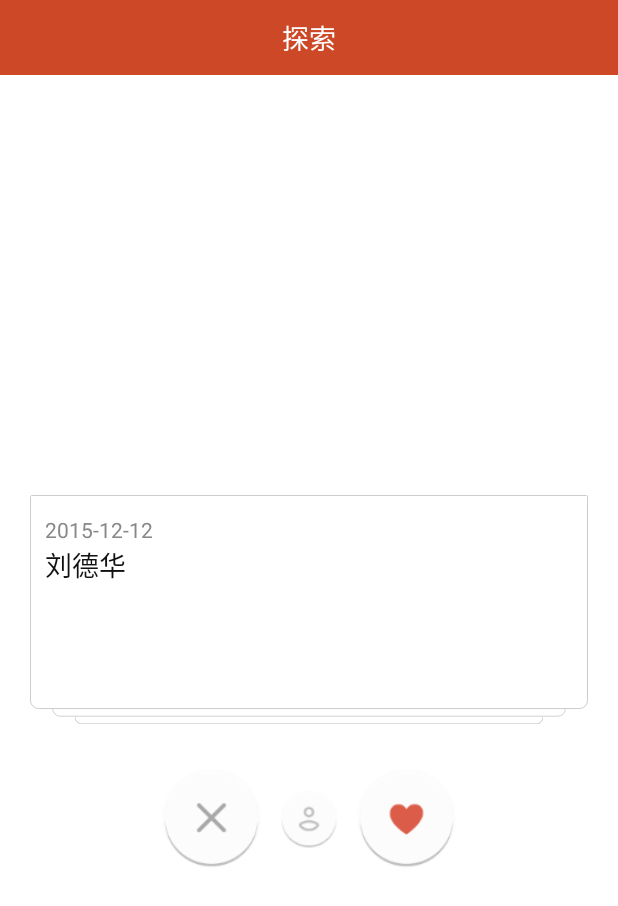
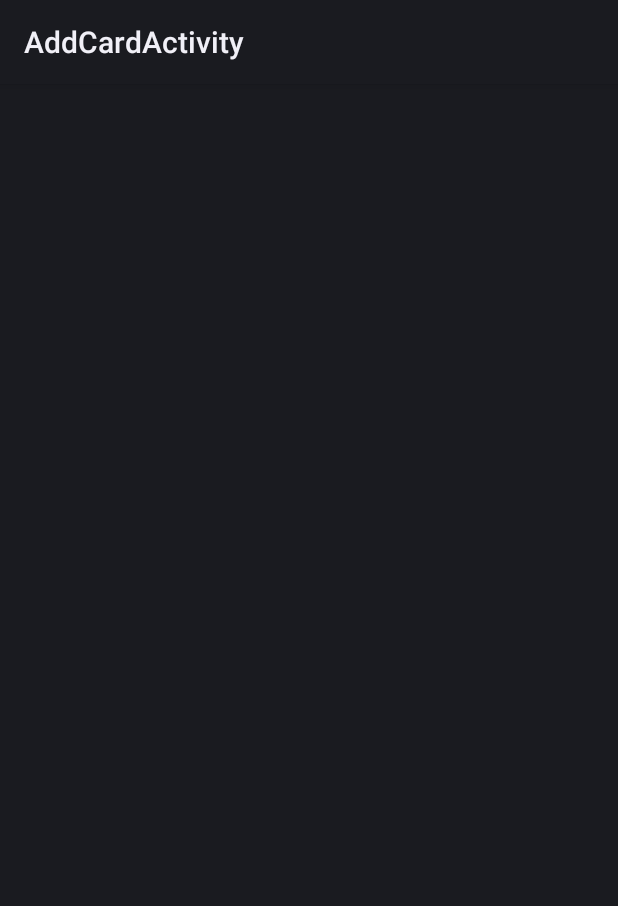
Before and after one commit to xuzhenyang/Scrap, an Android app: the screen it shows after launch (MainActivity before the commit, AddCardActivity after it), after a tap on an icon or button, on a phone screen of 412 x 824 dp. Shown: the top 906 px of the screen. Run offline under Robolectric (Android 15) with nearby library versions, the phone set to English and light mode, and no system bars; libraries missing offline, so code that uses them is left out: com.nostra13.universalimageloader; 4 statements that could not run were skipped.

Commit message:
修改Model类 准备加入抽屉菜单

```diff
--- a/app/src/main/AndroidManifest.xml
+++ b/app/src/main/AndroidManifest.xml
@@ -15,6 +15,10 @@
                 <category android:name="android.intent.category.LAUNCHER"/>
             </intent-filter>
         </activity>
+        <activity
+            android:name=".AddCardActivity"
+            android:label="@string/title_activity_add_card">
+        </activity>
     </application>
 
 </manifest>
--- /dev/null
+++ b/app/src/main/java/com/idlepilot/xuzy/scrap/AddCardActivity.java
@@ -0,0 +1,16 @@
+package com.idlepilot.xuzy.scrap;
+
+import android.os.Bundle;
+import android.app.Activity;
+
+public class AddCardActivity extends Activity
+{
+
+    @Override
+    protected void onCreate(Bundle savedInstanceState)
+    {
+        super.onCreate(savedInstanceState);
+        setContentView(R.layout.activity_add_card);
+    }
+
+}
--- a/app/src/main/java/com/idlepilot/xuzy/scrap/CardDataItem.java
+++ /dev/null
@@ -1,13 +0,0 @@
-package com.idlepilot.xuzy.scrap;
-
-/**
- * 卡片数据装载对象
- *
- * @author xmuSistone
- */
-public class CardDataItem
-{
-    String imagePath;
-    String text;
-    String date;
-}
--- a/app/src/main/java/com/idlepilot/xuzy/scrap/CardFragment.java
+++ b/app/src/main/java/com/idlepilot/xuzy/scrap/CardFragment.java
@@ -1,6 +1,7 @@
 package com.idlepilot.xuzy.scrap;
 
 import android.annotation.SuppressLint;
+import android.content.Intent;
 import android.os.Bundle;
 import android.support.v4.app.Fragment;
 import android.util.Log;
@@ -9,6 +10,8 @@ import android.view.View;
 import android.view.ViewGroup;
 
 import com.idlepilot.xuzy.scrap.CardSlidePanel.CardSwitchListener;
+import com.idlepilot.xuzy.scrap.CardSlidePanel.AddBtnListener;
+import com.idlepilot.xuzy.scrap.model.CardDataItem;
 
 import java.util.ArrayList;
 import java.util.List;
@@ -23,6 +26,7 @@ public class CardFragment extends Fragment
 {
 
     private CardSwitchListener cardSwitchListener;
+    private CardSlidePanel.AddBtnListener addBtnListener;
 
     private String imagePaths[] = {"assets://wall01.jpg",
             "assets://wall02.jpg", "assets://wall03.jpg",
@@ -62,22 +66,35 @@ public class CardFragment extends Fragment
             @Override
             public void onShow(int index)
             {
-                Log.d("CardFragment", "正在显示-" + dataList.get(index).text);
+                Log.d("CardFragment", "正在显示-" + dataList.get(index).getText());
             }
 
             @Override
             public void onCardVanish(int index, int type)
             {
-                Log.d("CardFragment", "正在消失-" + dataList.get(index).text + " 消失type=" + type);
+                Log.d("CardFragment", "正在消失-" + dataList.get(index).getText() + " 消失type=" + type);
             }
 
             @Override
             public void onItemClick(View cardView, int index)
             {
-                Log.d("CardFragment", "卡片点击-" + dataList.get(index).text);
+                Log.d("CardFragment", "卡片点击-" + dataList.get(index).getText());
             }
         };
         slidePanel.setCardSwitchListener(cardSwitchListener);
+
+
+        addBtnListener = new AddBtnListener()
+        {
+            @Override
+            public void onClick(View view)
+            {
+                Log.d("CardFragment", "btnOnclick");
+                Intent i = new Intent(getActivity(), AddCardActivity.class);
+                startActivity(i);
+            }
+        };
+        slidePanel.setAddBtnListener(addBtnListener);
 
         prepareDataList();
         slidePanel.fillData(dataList);
@@ -92,9 +109,9 @@ public class CardFragment extends Fragment
             for (int i = 0; i < num; i++)
             {
                 CardDataItem dataItem = new CardDataItem();
-                dataItem.text = text[i];
-                dataItem.imagePath = imagePaths[i];
-                dataItem.date = "2015-12-12";
+                dataItem.setText(text[i]);
+                dataItem.setImagePath(imagePaths[i]);
+                dataItem.setDate("2015-12-12");
                 dataList.add(dataItem);
             }
         }
--- a/app/src/main/java/com/idlepilot/xuzy/scrap/CardItemView.java
+++ b/app/src/main/java/com/idlepilot/xuzy/scrap/CardItemView.java
@@ -7,6 +7,7 @@ import android.widget.ImageView;
 import android.widget.LinearLayout;
 import android.widget.TextView;
 
+import com.idlepilot.xuzy.scrap.model.CardDataItem;
 import com.nostra13.universalimageloader.core.ImageLoader;
 
 /**
@@ -38,8 +39,8 @@ public class CardItemView extends LinearLayout
     }
 
     public void fillData(CardDataItem itemData) {
-        ImageLoader.getInstance().displayImage(itemData.imagePath, imageView);
-        textTv.setText(itemData.text);
-        dateTv.setText(itemData.date);
+        ImageLoader.getInstance().displayImage(itemData.getImagePath(), imageView);
+        textTv.setText(itemData.getText());
+        dateTv.setText(itemData.getDate());
     }
 }
--- a/app/src/main/java/com/idlepilot/xuzy/scrap/CardSlidePanel.java
+++ b/app/src/main/java/com/idlepilot/xuzy/scrap/CardSlidePanel.java
@@ -12,6 +12,8 @@ import android.view.MotionEvent;
 import android.view.View;
 import android.view.ViewGroup;
 import android.widget.ImageView;
+
+import com.idlepilot.xuzy.scrap.model.CardDataItem;
 
 import java.util.ArrayList;
 import java.util.List;
@@ -52,6 +54,7 @@ public class CardSlidePanel extends ViewGroup
     private Object obj1 = new Object();
 
     private CardSwitchListener cardSwitchListener; // 回调接口
+    private AddBtnListener addBtnListener;
     private List<CardDataItem> dataList; // 存储的数据链表
     private int isShowing = 0; // 当前正在显示的小项
     private View leftBtn, centerBtn, rightBtn;
@@ -102,11 +105,12 @@ public class CardSlidePanel extends ViewGroup
                     if (view == leftBtn)
                     {
                         type = VANISH_TYPE_LEFT;
+                        vanishOnBtnClick(type);
                     } else if (view == rightBtn)
                     {
-                        type = VANISH_TYPE_RIGHT;
+                        addBtnListener.onClick(view);
                     }
-                    vanishOnBtnClick(type);
+
                 }
             }
         };
@@ -704,4 +708,16 @@ public class CardSlidePanel extends ViewGroup
          */
         public void onItemClick(View cardImageView, int index);
     }
+
+    public void setAddBtnListener(AddBtnListener addBtnListener)
+    {
+        Log.d("CardSlidePanel", "setAddBtnListener");
+        this.addBtnListener = addBtnListener;
+    }
+
+    public interface AddBtnListener
+    {
+        public void onClick(View view);
+
+    }
 }
--- /dev/null
+++ b/app/src/main/java/com/idlepilot/xuzy/scrap/model/CardDataItem.java
@@ -0,0 +1,43 @@
+package com.idlepilot.xuzy.scrap.model;
+
+/**
+ * 卡片数据装载对象
+ *
+ * @author xmuSistone
+ */
+public class CardDataItem
+{
+    private String imagePath;
+    private String text;
+    private String date;
+
+    public String getImagePath()
+    {
+        return imagePath;
+    }
+
+    public void setImagePath(String imagePath)
+    {
+        this.imagePath = imagePath;
+    }
+
+    public String getText()
+    {
+        return text;
+    }
+
+    public void setText(String text)
+    {
+        this.text = text;
+    }
+
+    public String getDate()
+    {
+        return date;
+    }
+
+    public void setDate(String date)
+    {
+        this.date = date;
+    }
+}
--- /dev/null
+++ b/app/src/main/res/layout/activity_add_card.xml
@@ -0,0 +1,13 @@
+<?xml version="1.0" encoding="utf-8"?>
+<RelativeLayout
+    xmlns:android="http://schemas.android.com/apk/res/android"
+    xmlns:tools="http://schemas.android.com/tools"
+    android:layout_width="match_parent"
+    android:layout_height="match_parent"
+    android:paddingBottom="@dimen/activity_vertical_margin"
+    android:paddingLeft="@dimen/activity_horizontal_margin"
+    android:paddingRight="@dimen/activity_horizontal_margin"
+    android:paddingTop="@dimen/activity_vertical_margin"
+    tools:context="com.idlepilot.xuzy.scrap.AddCardActivity">
+
+</RelativeLayout>
--- a/app/src/main/res/layout/card_layout.xml
+++ b/app/src/main/res/layout/card_layout.xml
@@ -9,10 +9,10 @@
     <TextView
         android:layout_width="fill_parent"
         android:layout_height="50dp"
-        android:background="#cd4827"
+        android:background="#ffffff"
         android:gravity="center"
-        android:text="探索"
-        android:textColor="#fff"
+        android:text="碎纸片"
+        android:textColor="#000000"
         android:textSize="18sp" />
 
     <RelativeLayout
--- a/app/src/main/res/values/strings.xml
+++ b/app/src/main/res/values/strings.xml
@@ -1,3 +1,4 @@
 <resources>
     <string name="app_name">Scrap</string>
+    <string name="title_activity_add_card">AddCardActivity</string>
 </resources>
```
